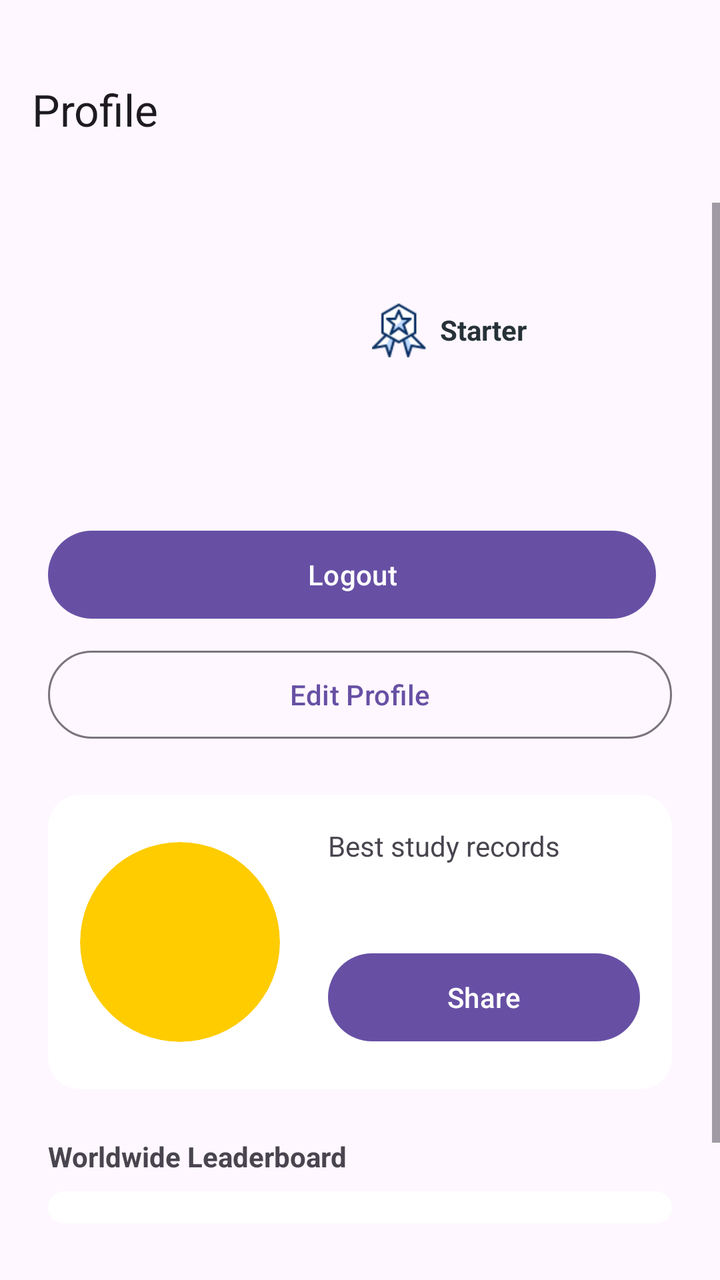
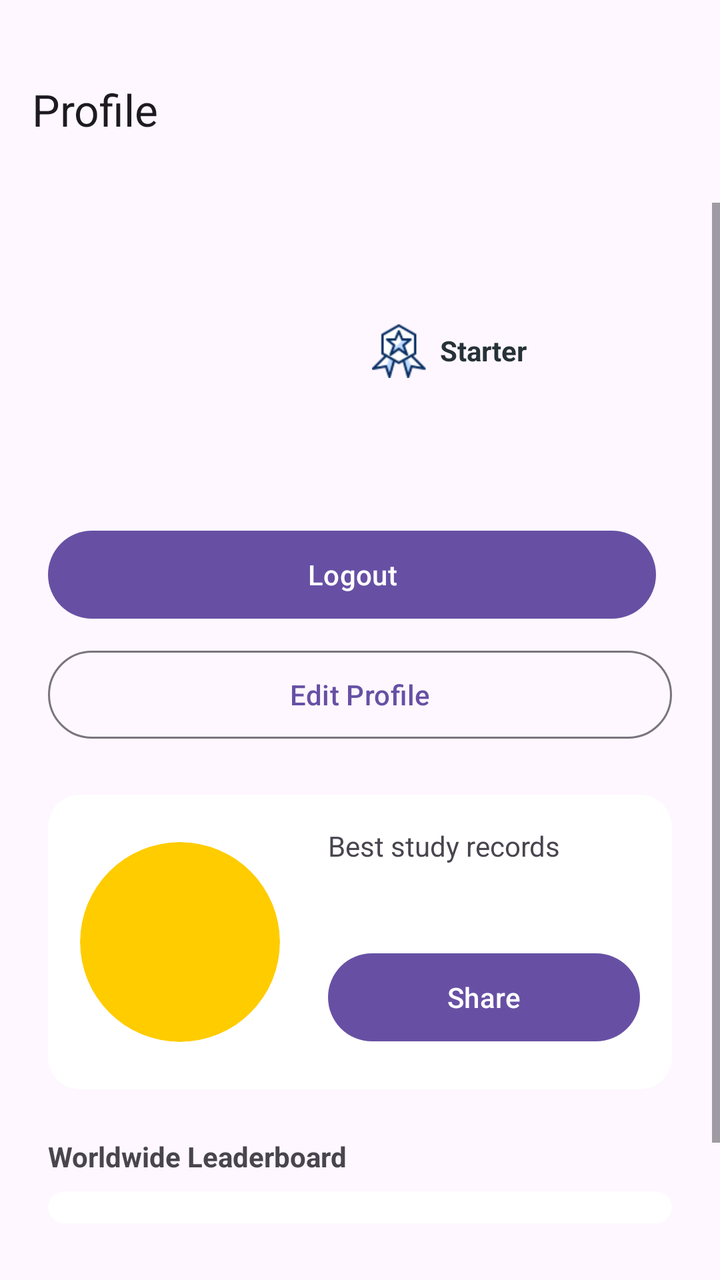

The first picture is an Android layout as it rendered before a commit; the second is the same layout after the commit. The layout source and the unified diff follow.
<!-- AndroidManifest.xml: application theme Theme.SmartStudyTimer -->
<!-- res/layout/fragment_profile.xml -->
<?xml version="1.0" encoding="utf-8"?>
<LinearLayout xmlns:android="http://schemas.android.com/apk/res/android"
    xmlns:app="http://schemas.android.com/apk/res-auto"
    android:layout_width="match_parent"
    android:layout_height="match_parent"
    android:orientation="vertical">

    
    <com.google.android.material.appbar.MaterialToolbar
        android:id="@+id/topAppBar"
        android:layout_width="match_parent"
        android:layout_height="wrap_content"
        android:padding="36dp"
        app:title="Profile" />

    <ScrollView
        android:layout_width="match_parent"
        android:layout_height="wrap_content"
        android:fillViewport="true">

        <LinearLayout
            android:layout_width="match_parent"
            android:layout_height="wrap_content"
            android:padding="24dp"
            android:orientation="vertical">

            
            <LinearLayout
                android:layout_width="match_parent"
                android:layout_height="wrap_content"
                android:orientation="horizontal"
                android:gravity="center">

                
                <FrameLayout
                    android:layout_width="124dp"
                    android:layout_height="124dp"
                    android:layout_marginEnd="6dp">

                    <ImageView
                        android:id="@+id/ivAvatar"
                        android:layout_width="124dp"
                        android:layout_height="124dp" />

                </FrameLayout>

                
                <LinearLayout
                    android:layout_width="0dp"
                    android:layout_height="wrap_content"
                    android:layout_weight="1"
                    android:orientation="vertical"
                    android:paddingStart="24dp">

                    
                    <LinearLayout
                        android:layout_width="match_parent"
                        android:layout_height="wrap_content"
                        android:layout_marginBottom="4dp"
                        android:gravity="center_vertical"
                        android:orientation="horizontal">

                        <TextView
                            android:id="@+id/tvUsername"
                            android:layout_width="wrap_content"
                            android:layout_height="wrap_content"
                            android:layout_marginEnd="8dp"
                            android:textSize="24sp"
                            android:textStyle="bold" />

                        <ImageView
                            android:id="@+id/ivLevelBadge"
                            android:layout_width="28dp"
                            android:layout_height="28dp"
                            android:adjustViewBounds="true"
                            android:contentDescription="Level badge"
                            android:src="@drawable/badge_starter" />

                        <TextView
                            android:id="@+id/tvLevelBadge"
                            android:layout_width="wrap_content"
                            android:layout_height="wrap_content"
                            android:layout_marginStart="6dp"
                            android:text="Starter"
                            android:textColor="#263238"
                            android:textSize="14sp"
                            android:textStyle="bold" />

                    </LinearLayout>

                    
                    <TextView
                        android:id="@+id/profileEmailText"
                        android:layout_width="match_parent"
                        android:layout_height="wrap_content"
                        android:layout_marginBottom="4dp"
                        android:textSize="12sp" />

                    
                    <TextView
                        android:id="@+id/profileUidText"
                        android:layout_width="match_parent"
                        android:layout_height="wrap_content"
                        android:layout_marginBottom="4dp"
                        android:textSize="12sp" />

                </LinearLayout>

            </LinearLayout>

            <LinearLayout
                android:layout_width="match_parent"
                android:layout_height="wrap_content"
                android:orientation="horizontal"
                android:layout_marginTop="12dp"
                android:gravity="center">

                <Button
                    android:id="@+id/signOutButton"
                    style="@style/Widget.Material3.Button"
                    android:layout_width="0dp"
                    android:layout_height="52dp"
                    android:layout_weight="1"
                    android:layout_marginEnd="8dp"
                    android:text="Logout" />

            </LinearLayout>

            <Button
                android:id="@+id/btnEditProfile"
                style="@style/Widget.Material3.Button.OutlinedButton"
                android:layout_width="match_parent"
                android:layout_height="52dp"
                android:layout_marginTop="8dp"
                android:text="Edit Profile" />

            
            <com.google.android.material.card.MaterialCardView
                android:layout_width="match_parent"
                android:layout_height="wrap_content"
                android:layout_marginTop="24dp"
                app:cardCornerRadius="16dp"
                app:cardBackgroundColor="#ffffff"
                app:strokeColor="@android:color/transparent">

                <LinearLayout
                    android:layout_width="match_parent"
                    android:layout_height="wrap_content"
                    android:orientation="horizontal"
                    android:gravity="center"
                    android:padding="16dp">

                    
                    <FrameLayout
                        android:layout_width="100dp"
                        android:layout_height="100dp"
                        android:layout_gravity="center">

                        <com.google.android.material.card.MaterialCardView
                            android:layout_width="100dp"
                            android:layout_height="100dp"
                            app:cardCornerRadius="64dp"
                            app:cardBackgroundColor="#ffcc00"
                            app:strokeColor="@android:color/transparent" />

                        
                        <TextView
                            android:id="@+id/tvBestScore"
                            android:layout_width="match_parent"
                            android:layout_height="match_parent"
                            android:textAlignment="center"
                            android:gravity="center"
                            android:textSize="28sp"
                            android:textStyle="bold"
                            android:textColor="#000000" />

                    </FrameLayout>

                    
                    <LinearLayout
                        android:layout_width="0dp"
                        android:layout_height="wrap_content"
                        android:layout_weight="1"
                        android:orientation="vertical"
                        android:paddingStart="24dp">

                        
                        <TextView
                            android:layout_width="wrap_content"
                            android:layout_height="wrap_content"
                            android:text="Best study records"
                            android:layout_marginBottom="4dp" />

                        
                        <TextView
                            android:id="@+id/tvBestDate"
                            android:layout_width="wrap_content"
                            android:layout_height="wrap_content"
                            android:textSize="24sp"
                            android:textStyle="bold"
                            android:layout_marginBottom="4dp" />

                        <Button
                            android:id="@+id/btnShare"
                            style="@style/Widget.Material3.Button"
                            android:layout_width="match_parent"
                            android:layout_height="52dp"
                            android:layout_marginBottom="4dp"
                            android:text="Share" />

                    </LinearLayout>

                </LinearLayout>

            </com.google.android.material.card.MaterialCardView>

            
            <LinearLayout
                android:layout_width="match_parent"
                android:layout_height="wrap_content"
                android:gravity="top"
                android:orientation="vertical"
                android:layout_marginTop="24dp">

                <TextView
                    android:layout_width="wrap_content"
                    android:layout_height="wrap_content"
                    android:text="Worldwide Leaderboard"
                    android:textStyle="bold" />

                <com.google.android.material.card.MaterialCardView
                    android:layout_width="match_parent"
                    android:layout_height="wrap_content"
                    android:layout_marginTop="8dp"
                    app:cardCornerRadius="16dp"
                    app:cardBackgroundColor="#ffffff"
                    app:strokeColor="@android:color/transparent">

                    <LinearLayout
                        android:id="@+id/containerGlobalLeaderboard"
                        android:layout_width="match_parent"
                        android:layout_height="wrap_content"
                        android:orientation="vertical"
                        android:paddingVertical="8dp" />

                </com.google.android.material.card.MaterialCardView>

            </LinearLayout>

            
            <LinearLayout
                android:layout_width="match_parent"
                android:layout_height="0dp"
                android:layout_weight="1"
                android:gravity="top"
                android:orientation="vertical"
                android:layout_marginTop="24dp">

                <TextView
                    android:layout_width="wrap_content"
                    android:layout_height="wrap_content"
                    android:text="Daily Score History"
                    android:textStyle="bold" />

                <com.google.android.material.card.MaterialCardView
                    android:layout_width="match_parent"
                    android:layout_height="wrap_content"
                    android:layout_marginTop="8dp"
                    app:cardCornerRadius="16dp"
                    app:cardBackgroundColor="#ffffff"
                    app:strokeColor="@android:color/transparent">

                    
                    <LinearLayout
                        android:id="@+id/historyContainer"
                        android:layout_width="match_parent"
                        android:layout_height="wrap_content"
                        android:gravity="top"
                        android:orientation="vertical"
                        android:padding="16dp" />

                </com.google.android.material.card.MaterialCardView>

            </LinearLayout>

        </LinearLayout>

    </ScrollView>

</LinearLayout>
<!-- resources referenced by this layout -->
<resources>
  <!-- drawable badge_starter: png bitmap (drawable, 2965 bytes) -->
  <style name="Theme.SmartStudyTimer" parent="Theme.Material3.DayNight.NoActionBar">
          <item name="android:statusBarColor">@android:color/transparent</item>
          <item name="android:windowLightStatusBar">true</item>
      </style>
</resources>

<!-- the commit's change to res/layout/fragment_profile.xml (unified diff, before → after) -->
@@ -91,14 +91,6 @@
                     
                     <TextView
                         android:id="@+id/profileEmailText"
-                        android:layout_width="match_parent"
-                        android:layout_height="wrap_content"
-                        android:layout_marginBottom="4dp"
-                        android:textSize="12sp" />
-
-                    
-                    <TextView
-                        android:id="@+id/profileUidText"
                         android:layout_width="match_parent"
                         android:layout_height="wrap_content"
                         android:layout_marginBottom="4dp"
